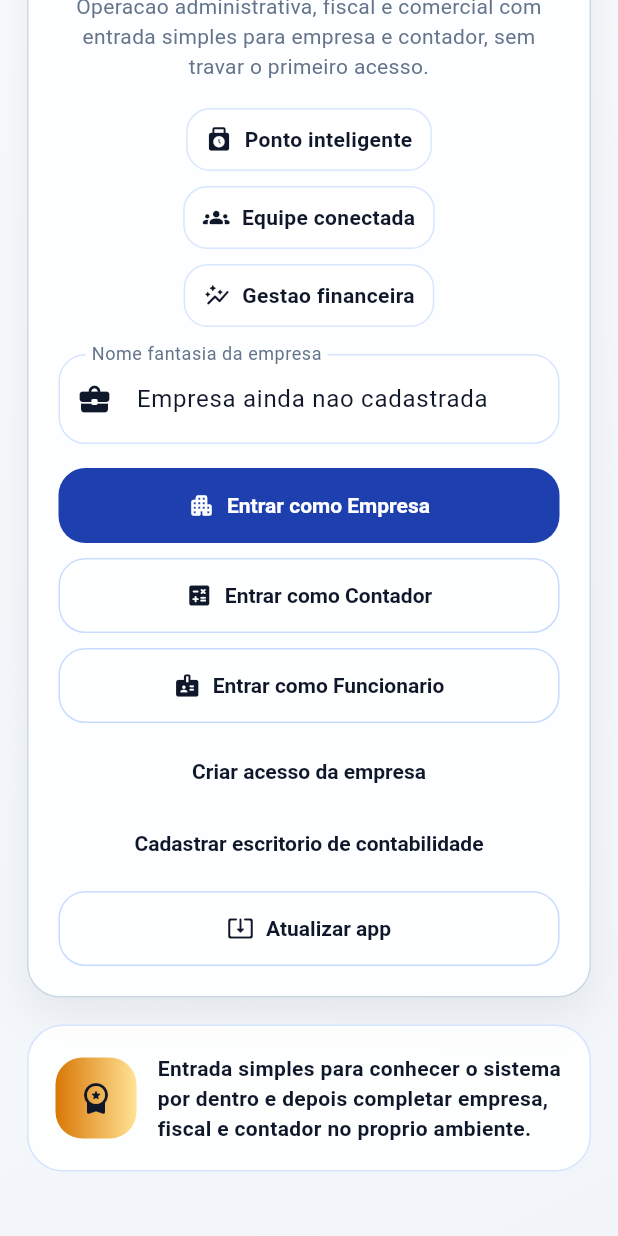
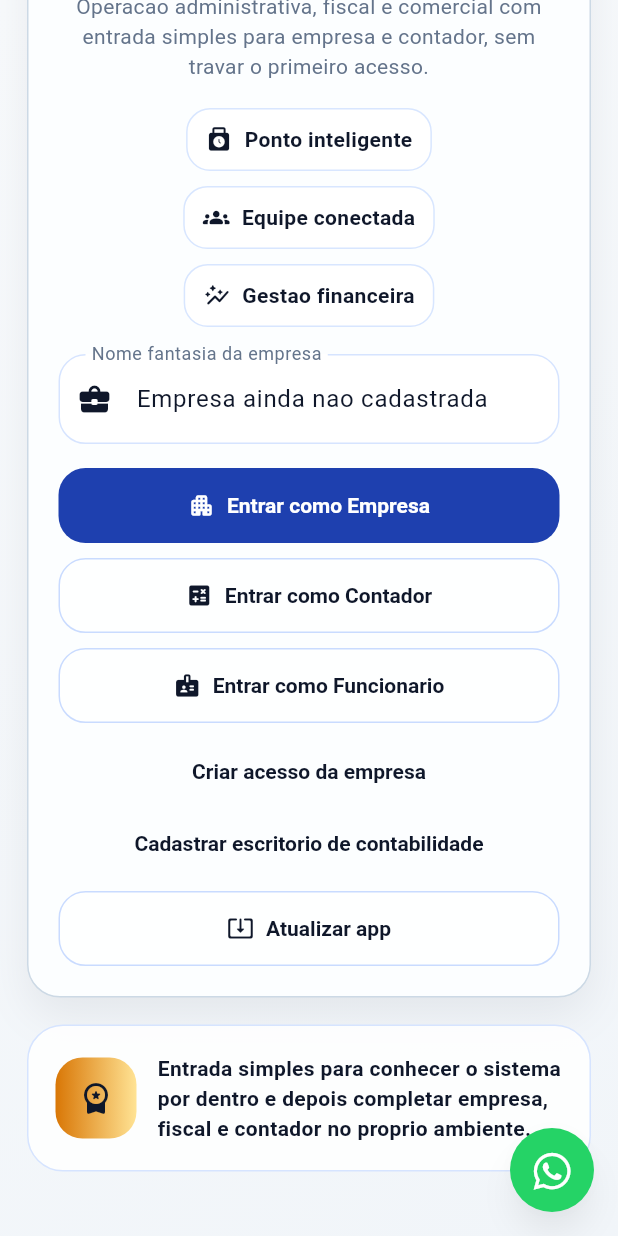
Before and after one commit to alexandre19eletrica-jpg/pontocerto, a Flutter app: the screen it shows after launch, scrolled down 576 dp, on a phone screen of 412 x 824 dp. Run offline on Flutter 3.47's test engine with Material 3 defaults, Android fonts, the phone set to English and light mode, and no system bars; our stand-ins replace cloud_firestore, cloud_functions, file_picker, firebase_auth, firebase_core, firebase_storage and 8 more; missing offline and left inert: dart:html, excel, in_app_update, syncfusion_flutter_pdf; accounts and stored records are empty; project files that could hold a hidden picture were left out.

Commit message:
FAB WhatsApp suporte global em todas as rotas e documentacao oficial
Co-authored-by: Cursor <cursoragent@cursor.com>

```diff
--- a/lib/app/app.dart
+++ b/lib/app/app.dart
@@ -4,6 +4,7 @@ import 'package:flutter/gestures.dart';
 import 'package:pontocerto/core/auth/session_bootstrap.dart';
 import 'package:pontocerto/core/router/app_router.dart';
 import 'package:pontocerto/core/theme/app_branding.dart';
+import 'package:pontocerto/core/widgets/global_whatsapp_support_fab.dart';
 
 class App extends StatelessWidget {
   const App({super.key});
@@ -129,8 +130,15 @@ class App extends StatelessWidget {
         routerConfig: RotasApp.roteador,
         scrollBehavior: const _AppScrollBehavior(),
         builder: (context, child) {
-          final content = child ?? const SizedBox.shrink();
-          return kIsWeb ? SelectionArea(child: content) : content;
+          final routed = child ?? const SizedBox.shrink();
+          final content = kIsWeb ? SelectionArea(child: routed) : routed;
+          return Stack(
+            clipBehavior: Clip.none,
+            children: [
+              content,
+              const GlobalWhatsappSupportFab(),
+            ],
+          );
         },
       ),
     );
--- /dev/null
+++ b/lib/core/constants/whatsapp_support.dart
@@ -0,0 +1,3 @@
+/// WhatsApp suporte Ponto Certo — apenas dígitos (E.164): 55 + DDD + número.
+/// Ex.: (62) 99928-3493 → [kWhatsappSupportNumberE164].
+const String kWhatsappSupportNumberE164 = '5562999283493';
--- /dev/null
+++ b/lib/core/widgets/global_whatsapp_support_fab.dart
@@ -0,0 +1,53 @@
+import 'package:flutter/material.dart';
+import 'package:font_awesome_flutter/font_awesome_flutter.dart';
+import 'package:pontocerto/features/marketing/presentation/widgets/vendas_whatsapp_button.dart';
+
+/// Botão flutuante WhatsApp para suporte (todas as rotas empilhadas no [MaterialApp.router]).
+class GlobalWhatsappSupportFab extends StatelessWidget {
+  const GlobalWhatsappSupportFab({super.key});
+
+  /// Texto inicial enviado no `wa.me` (URI encoded).
+  static const String mensagemInicialSuporte =
+      'Ola, vim pelo Ponto Certo e quero tirar duvidas ou ter informacoes.';
+
+  @override
+  Widget build(BuildContext context) {
+    return PositionedDirectional(
+      end: 16,
+      bottom: 16,
+      child: SafeArea(
+        minimum: EdgeInsets.zero,
+        child: Semantics(
+          button: true,
+          label: 'Suporte pelo WhatsApp',
+          child: Tooltip(
+            message: 'Suporte e informações no WhatsApp',
+            child: Material(
+              elevation: 8,
+              shape: const CircleBorder(),
+              color: kWhatsappBrandGreen,
+              clipBehavior: Clip.antiAlias,
+              shadowColor: const Color(0x40000000),
+              child: InkWell(
+                onTap: () => abrirWhatsappVendas(
+                  mensagemInicial: mensagemInicialSuporte,
+                ),
+                child: const SizedBox(
+                  width: 56,
+                  height: 56,
+                  child: Center(
+                    child: FaIcon(
+                      FontAwesomeIcons.whatsapp,
+                      color: Colors.white,
+                      size: 28,
+                    ),
+                  ),
+                ),
+              ),
+            ),
+          ),
+        ),
+      ),
+    );
+  }
+}
--- a/lib/features/marketing/presentation/widgets/vendas_whatsapp_button.dart
+++ b/lib/features/marketing/presentation/widgets/vendas_whatsapp_button.dart
@@ -3,15 +3,13 @@ import 'dart:async';
 import 'package:flutter/foundation.dart' show debugPrint, kIsWeb;
 import 'package:flutter/material.dart';
 import 'package:font_awesome_flutter/font_awesome_flutter.dart';
+import 'package:pontocerto/core/constants/whatsapp_support.dart';
 import 'package:pontocerto/features/marketing/presentation/services/meta_fbq_events.dart';
 import 'package:pontocerto/features/marketing/presentation/services/sales_analytics_service.dart';
 import 'package:url_launcher/url_launcher.dart';
 
 import 'vendas_whatsapp_web_anchor_stub.dart'
     if (dart.library.html) 'vendas_whatsapp_web_anchor_web.dart' as wa_anchor;
-
-/// Suporte comercial Ponto Certo (WhatsApp).
-const _whatsappNumeroCompleto = '5562999283493'; // 55 + 62 99928-3493
 
 /// Verde oficial da marca WhatsApp (ícones, bordas e destaques).
 const Color kWhatsappBrandGreen = Color(0xFF25D366);
@@ -23,8 +21,8 @@ Uri buildVendasWhatsappUri({String? mensagemInicial}) {
   final texto = mensagemInicial?.trim();
   return Uri.parse(
     texto == null || texto.isEmpty
-        ? 'https://wa.me/$_whatsappNumeroCompleto'
-        : 'https://wa.me/$_whatsappNumeroCompleto?text=${Uri.encodeComponent(texto)}',
+        ? 'https://wa.me/$kWhatsappSupportNumberE164'
+        : 'https://wa.me/$kWhatsappSupportNumberE164?text=${Uri.encodeComponent(texto)}',
   );
 }
 
```
Also changed, not shown: 5 other files.
